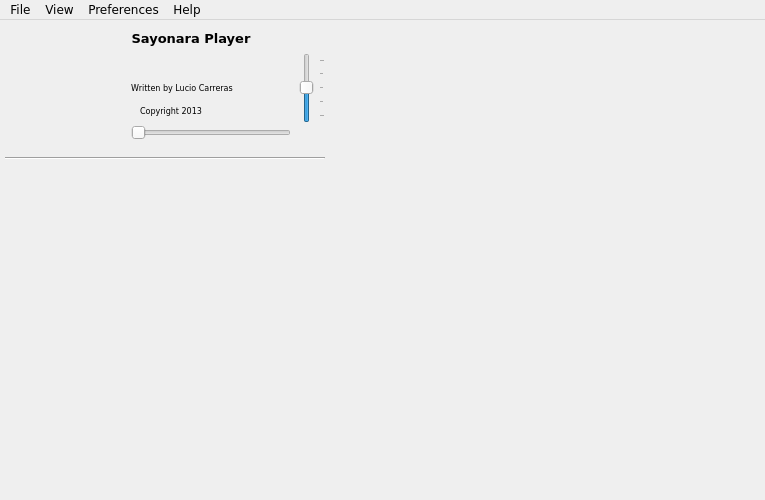
Old version of the form trunk/src/GUI/player/GUI_Player.ui in the repository shahid334/sayonara-player.
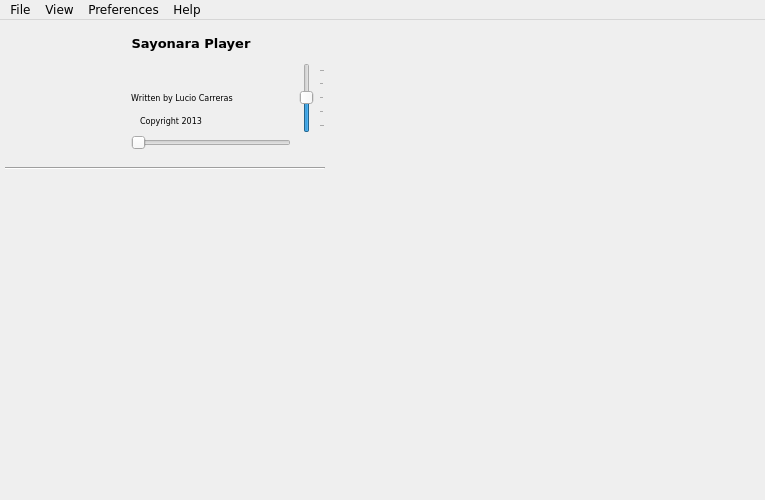
New version of the form. Icons and pictures are not drawn. Custom widgets are drawn as their Qt base class.

Patch:
```diff
--- a/trunk/src/GUI/player/GUI_Player.ui
+++ b/trunk/src/GUI/player/GUI_Player.ui
@@ -76,6 +76,12 @@
      <layout class="QHBoxLayout" name="horizontalLayout_3">
       <item>
        <widget class="QLabel" name="lab_sayonara">
+        <property name="sizePolicy">
+         <sizepolicy hsizetype="Preferred" vsizetype="Maximum">
+          <horstretch>0</horstretch>
+          <verstretch>0</verstretch>
+         </sizepolicy>
+        </property>
         <property name="minimumSize">
          <size>
           <width>0</width>
@@ -115,7 +121,7 @@
         <property name="minimumSize">
          <size>
           <width>0</width>
-          <height>30</height>
+          <height>40</height>
          </size>
         </property>
         <property name="maximumSize">
```
Left out of the diff: 70 changed lines with no effect on the pictures.
